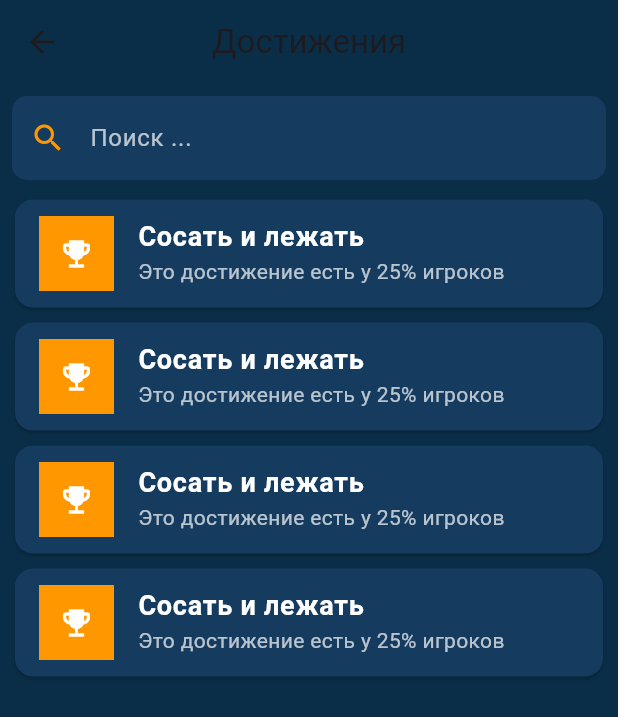
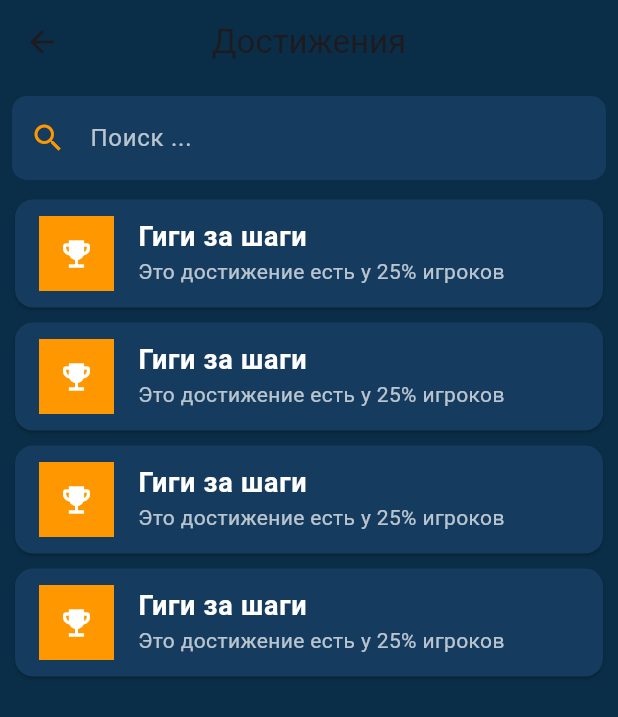
Before and after one commit to karma-dev-team/NaNTap, a Flutter app: the AchievementsPage screen opened by its route, on a phone screen of 412 x 824 dp. Shown: the top 717 px of the screen. Run offline on Flutter 3.47's test engine with Material 3 defaults, Android fonts, the phone set to English and light mode, and no system bars; our stand-ins replace firebase_auth, firebase_core, sqflite, sqflite_common_ffi, sqflite_common_ffi_web; missing offline and left inert: dart:html; accounts and stored records are empty.

Commit message:
Гиги за шаги

```diff
--- a/lib/pages/acievments.dart
+++ b/lib/pages/acievments.dart
@@ -54,7 +54,7 @@ class AchievementsPage extends StatelessWidget {
                         child: const Icon(Icons.emoji_events, color: Colors.white),
                       ),
                       title: const Text(
-                        'Сосать и лежать',
+                        'Гиги за шаги',
                         style: TextStyle(
                           color: Colors.white,
                           fontSize: 18,
--- a/pubspec.yaml
+++ b/pubspec.yaml
@@ -37,7 +37,7 @@ dependencies:
   firebase_storage: ^12.3.3
   cloud_firestore: ^5.4.4
   sqflite: ^2.4.0
-  firebase_auth: ^5.3.4
+  firebase_auth: any
   mockito: ^5.4.0
   sqflite_common_ffi: ^2.3.0
   sqflite_common_ffi_web: ^0.4.5
```
